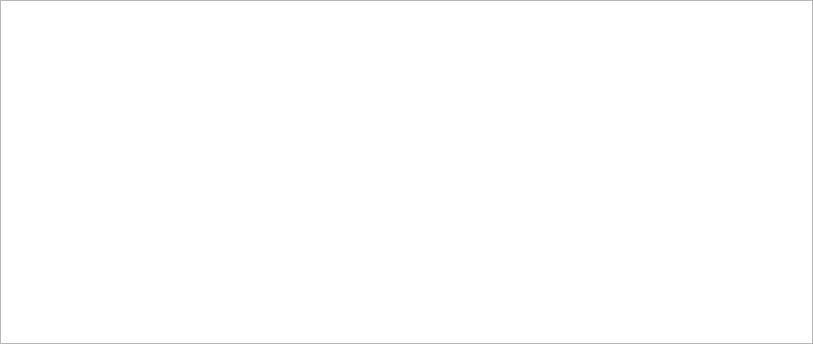
Qt form SeaBattleHelp.ui (Centronics/SeaBattle) before a commit.
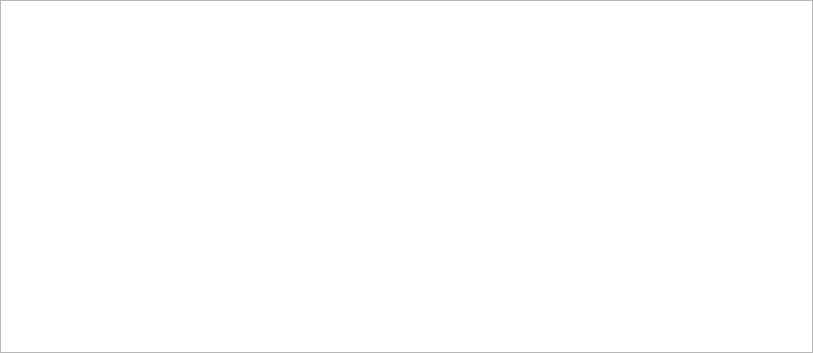
The same form after that commit.

Patch:
```diff
--- a/SeaBattleHelp.ui
+++ b/SeaBattleHelp.ui
@@ -7,7 +7,7 @@
     <x>0</x>
     <y>0</y>
     <width>813</width>
-    <height>344</height>
+    <height>353</height>
    </rect>
   </property>
   <property name="windowTitle">
```
